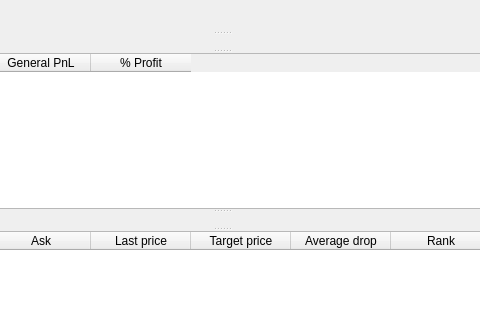
This is UI/MainWindow.ui in colaisr/algotrader as Qt 5 draws it before an edit; both pictures show x 419 to 899 and y 0 to 320 of the 1282 by 772 pixel window. The edited form follows.
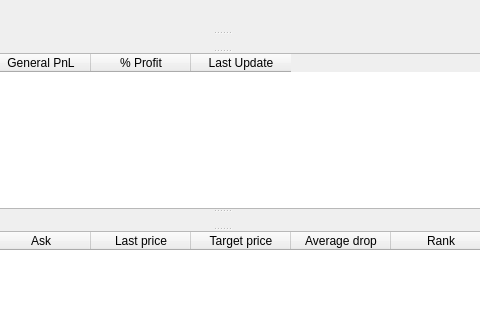
This is the edited form.

The edit to the form file:
```diff
--- a/UI/MainWindow.ui
+++ b/UI/MainWindow.ui
@@ -148,6 +148,11 @@
          <string>% Profit</string>
         </property>
        </column>
+       <column>
+        <property name="text">
+         <string>Last Update</string>
+        </property>
+       </column>
       </widget>
       <widget class="QLabel" name="lblCandidates">
        <property name="text">
```
